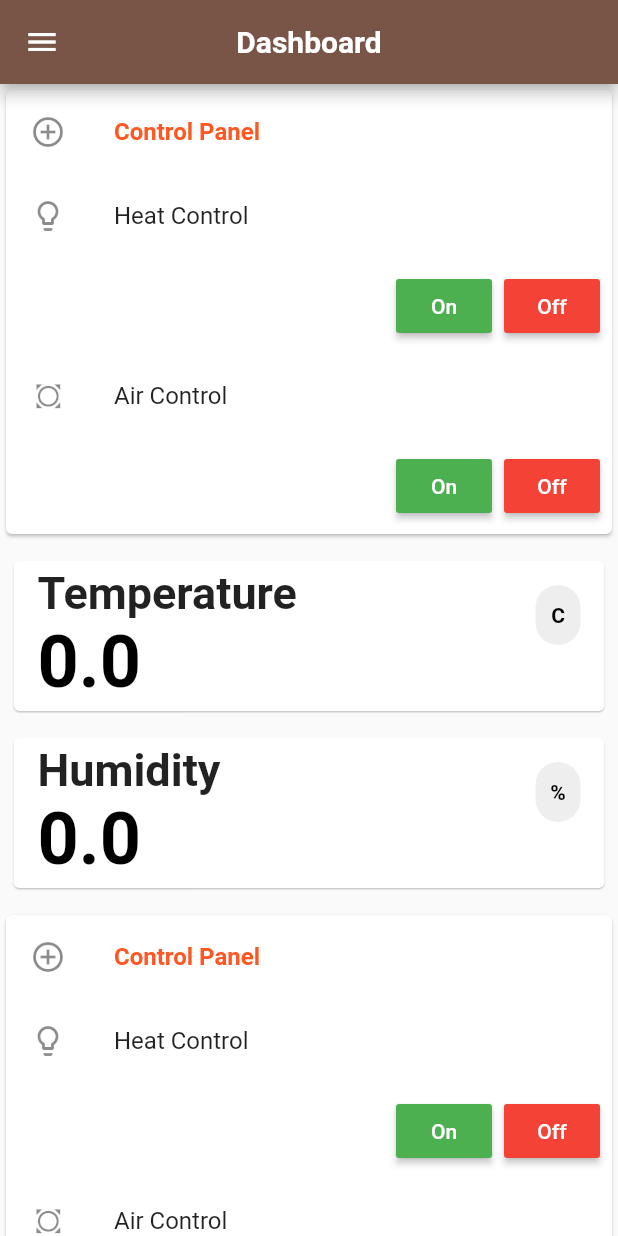
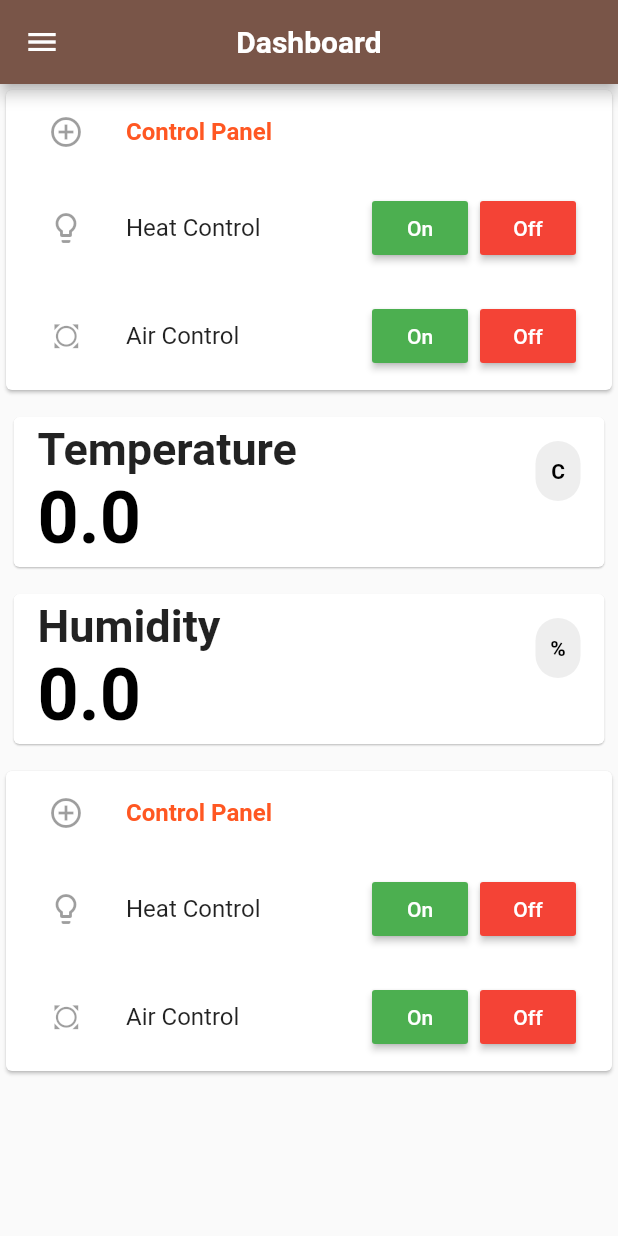
Before and after one commit to larteyjoshua/IoT-Automatic-Egg-Incubator-App, a Flutter app: the DashBoard screen opened directly, on a phone screen of 412 x 824 dp. Run offline on Flutter 3.47's test engine with Material 2 defaults, Android fonts, the phone set to English and light mode, and no system bars; our stand-ins replace getflutter, sqflite, syncfusion_flutter_charts; missing offline and left inert: mqtt_client; accounts and stored records are empty; Roboto replaces fonts that are missing (Montserrat).

Commit message:
Align the buttons with text

```diff
--- a/lib/pages/dashboard.dart
+++ b/lib/pages/dashboard.dart
@@ -52,17 +52,25 @@ class _MyHomePageState extends State<DashBoard> {
           mainAxisSize: MainAxisSize.min,
           children: <Widget>[
             const ListTile(
-              leading: Icon(Icons.control_point),
+              leading: IconButton(
+                icon: Icon(Icons.control_point),
+                onPressed: null,
+              ),
               title: Text(
                 'Control Panel',
                 style: TextStyle(
                     color: Colors.deepOrange, fontWeight: FontWeight.bold),
               ),
             ),
-            const ListTile(
-              leading: Icon(Icons.lightbulb_outline),
-              title: Text('Heat Control'),
+            ListTile(
+              leading: IconButton(
+                icon: Icon(Icons.lightbulb_outline),
+                onPressed: null,
               ),
+              title: Row(
+                children: [
+                  Text('Heat Control'),
+                  Spacer(),
                   ButtonBar(
                     children: <Widget>[
                       RaisedButton(
@@ -83,12 +91,18 @@ class _MyHomePageState extends State<DashBoard> {
                       ),
                     ],
                   ),
-            // You placed these inside the buttonbar widget
-            // They should be inside the column not the buttonbar
-            const ListTile(
-              leading: Icon(Icons.all_out),
-              title: Text('Air Control'),
+                ],
               ),
+            ),
+            ListTile(
+              leading: IconButton(
+                icon: Icon(Icons.all_out),
+                onPressed: null,
+              ),
+              title: Row(
+                children: [
+                  Text('Air Control'),
+                  Spacer(),
                   ButtonBar(
                     children: <Widget>[
                       RaisedButton(
@@ -108,6 +122,9 @@ class _MyHomePageState extends State<DashBoard> {
                         onPressed: () {/* ... */},
                       ),
                     ],
+                  ),
+                ],
+              ),
             ),
           ],
         ),
```
Lines whose indentation alone changed are shown as unchanged.
